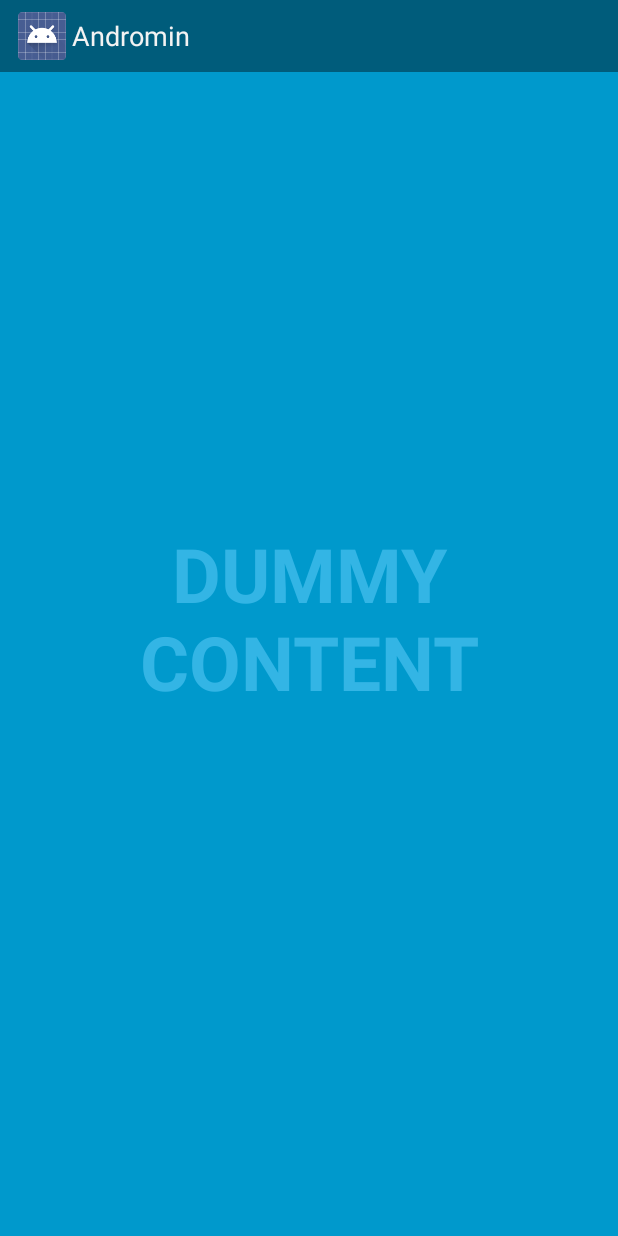
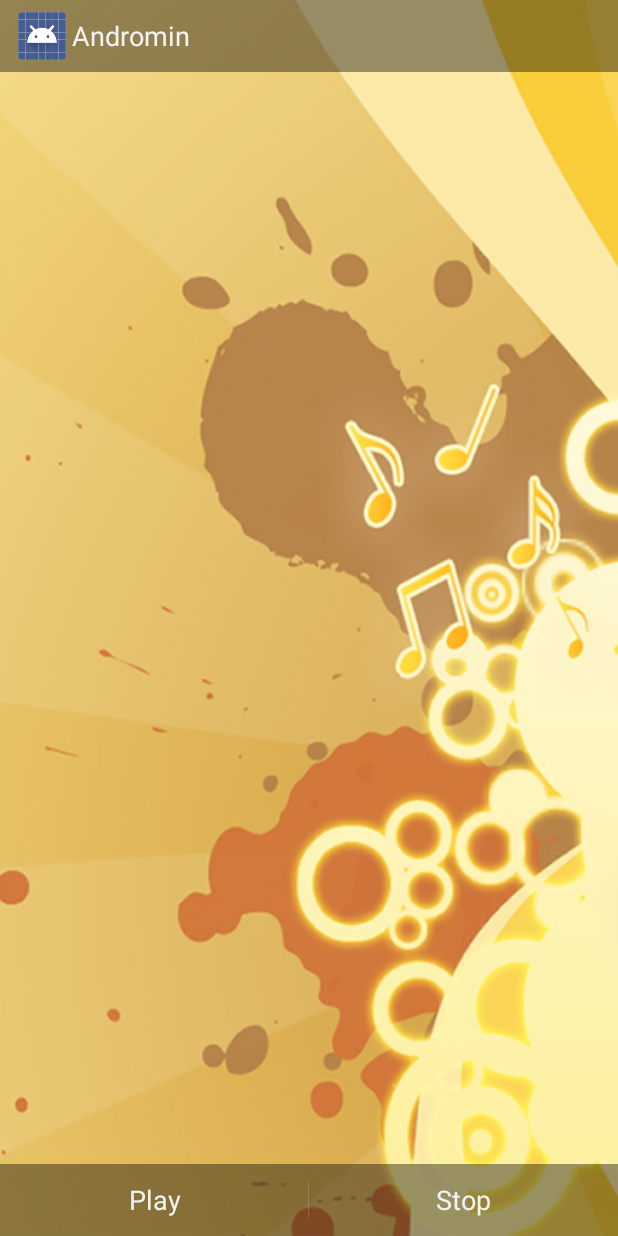
Before and after one commit to adrianopsf/andromin, an Android app: the screen it shows after launch (AndrominActivity), on a phone screen of 412 x 824 dp. Run offline under Robolectric (Android 15) with nearby library versions, the phone set to English and light mode, and no system bars; libraries missing offline, so code that uses them is left out: org.musichackparis.andromin.

Commit message:
First version of the Activity migrated to Android Studio

```diff
--- a/src/main/java/com/musichackparis/andromin/AndrominActivity.java
+++ b/src/main/java/com/musichackparis/andromin/AndrominActivity.java
@@ -4,11 +4,17 @@ import com.musichackparis.andromin.util.SystemUiHider;
 
 import android.annotation.TargetApi;
 import android.app.Activity;
+import android.hardware.Sensor;
+import android.hardware.SensorEvent;
+import android.hardware.SensorEventListener;
+import android.hardware.SensorManager;
 import android.os.Build;
 import android.os.Bundle;
 import android.os.Handler;
 import android.view.MotionEvent;
 import android.view.View;
+
+import org.musichackparis.andromin.WavePlayer;
 
 /**
  * An example full-screen activity that shows and hides the system UI (i.e.
@@ -16,144 +22,61 @@ import android.view.View;
  *
  * @see SystemUiHider
  */
-public class AndrominActivity extends Activity {
-    /**
-     * Whether or not the system UI should be auto-hidden after
-     * {@link #AUTO_HIDE_DELAY_MILLIS} milliseconds.
-     */
-    private static final boolean AUTO_HIDE = true;
+public class AndrominActivity extends Activity implements View.OnClickListener, SensorEventListener
+{
+    /** Called when the activity is first created. */
+    @Override
+    public void onCreate(Bundle savedInstanceState)
+    {
+        super.onCreate(savedInstanceState);
+        setContentView(R.layout.androminactivity_fullscreen);
+        findViewById(R.id.play).setOnClickListener(this);
+        findViewById(R.id.stop).setOnClickListener(this);
 
-    /**
-     * If {@link #AUTO_HIDE} is set, the number of milliseconds to wait after
-     * user interaction before hiding the system UI.
-     */
-    private static final int AUTO_HIDE_DELAY_MILLIS = 3000;
-
-    /**
-     * If set, will toggle the system UI visibility upon interaction. Otherwise,
-     * will show the system UI visibility upon interaction.
-     */
-    private static final boolean TOGGLE_ON_CLICK = true;
-
-    /**
-     * The flags to pass to {@link SystemUiHider#getInstance}.
-     */
-    private static final int HIDER_FLAGS = SystemUiHider.FLAG_HIDE_NAVIGATION;
-
-    /**
-     * The instance of the {@link SystemUiHider} for this activity.
-     */
-    private SystemUiHider mSystemUiHider;
-
-    @Override
-    protected void onCreate(Bundle savedInstanceState) {
-        super.onCreate(savedInstanceState);
-
-        setContentView(R.layout.androminactivity_fullscreen);
-
-        final View controlsView = findViewById(R.id.fullscreen_content_controls);
-        final View contentView = findViewById(R.id.fullscreen_content);
-
-        // Set up an instance of SystemUiHider to control the system UI for
-        // this activity.
-        mSystemUiHider = SystemUiHider.getInstance(this, contentView, HIDER_FLAGS);
-        mSystemUiHider.setup();
-        mSystemUiHider
-                .setOnVisibilityChangeListener(new SystemUiHider.OnVisibilityChangeListener() {
-                    // Cached values.
-                    int mControlsHeight;
-                    int mShortAnimTime;
-
-                    @Override
-                    @TargetApi(Build.VERSION_CODES.HONEYCOMB_MR2)
-                    public void onVisibilityChange(boolean visible) {
-                        if (Build.VERSION.SDK_INT >= Build.VERSION_CODES.HONEYCOMB_MR2) {
-                            // If the ViewPropertyAnimator API is available
-                            // (Honeycomb MR2 and later), use it to animate the
-                            // in-layout UI controls at the bottom of the
-                            // screen.
-                            if (mControlsHeight == 0) {
-                                mControlsHeight = controlsView.getHeight();
-                            }
-                            if (mShortAnimTime == 0) {
-                                mShortAnimTime = getResources().getInteger(
-                                        android.R.integer.config_shortAnimTime);
-                            }
-                            controlsView.animate()
-                                    .translationY(visible ? 0 : mControlsHeight)
-                                    .setDuration(mShortAnimTime);
-                        } else {
-                            // If the ViewPropertyAnimator APIs aren't
-                            // available, simply show or hide the in-layout UI
-                            // controls.
-                            controlsView.setVisibility(visible ? View.VISIBLE : View.GONE);
-                        }
-
-                        if (visible && AUTO_HIDE) {
-                            // Schedule a hide().
-                            delayedHide(AUTO_HIDE_DELAY_MILLIS);
-                        }
-                    }
-                });
-
-        // Set up the user interaction to manually show or hide the system UI.
-        contentView.setOnClickListener(new View.OnClickListener() {
-            @Override
-            public void onClick(View view) {
-                if (TOGGLE_ON_CLICK) {
-                    mSystemUiHider.toggle();
-                } else {
-                    mSystemUiHider.show();
-                }
-            }
-        });
-
-        // Upon interacting with UI controls, delay any scheduled hide()
-        // operations to prevent the jarring behavior of controls going away
-        // while interacting with the UI.
-        findViewById(R.id.dummy_button).setOnTouchListener(mDelayHideTouchListener);
+        mSensorManager = (SensorManager)getSystemService(SENSOR_SERVICE);
+        mSensor1 = mSensorManager.getDefaultSensor(Sensor.TYPE_ORIENTATION);
+        mSensor2 = mSensorManager.getDefaultSensor(Sensor.TYPE_ACCELEROMETER);
+        wavePlayer = new WavePlayer();
     }
 
     @Override
-    protected void onPostCreate(Bundle savedInstanceState) {
-        super.onPostCreate(savedInstanceState);
-
-        // Trigger the initial hide() shortly after the activity has been
-        // created, to briefly hint to the user that UI controls
-        // are available.
-        delayedHide(100);
+    public void onClick(View v)
+    {
+        switch(v.getId())
+        {
+            case R.id.play: wavePlayer.play(this); break;
+            case R.id.stop: wavePlayer.stop(this); break;
+        }
     }
 
+    protected void onResume()
+    {
+        super.onResume();
+        mSensorManager.registerListener(this, mSensor1, SensorManager.SENSOR_DELAY_GAME);
+        mSensorManager.registerListener(this, mSensor2, SensorManager.SENSOR_DELAY_GAME);
+    }
 
-    /**
-     * Touch listener to use for in-layout UI controls to delay hiding the
-     * system UI. This is to prevent the jarring behavior of controls going away
-     * while interacting with activity UI.
-     */
-    View.OnTouchListener mDelayHideTouchListener = new View.OnTouchListener() {
-        @Override
-        public boolean onTouch(View view, MotionEvent motionEvent) {
-            if (AUTO_HIDE) {
-                delayedHide(AUTO_HIDE_DELAY_MILLIS);
-            }
-            return false;
+    protected void onPause()
+    {
+        super.onPause();
+        mSensorManager.unregisterListener(this);
+    }
+
+    @Override
+    public void onAccuracyChanged(Sensor sensor, int accuracy) {/*not used*/}
+
+    @Override
+    public void onSensorChanged(SensorEvent event)
+    {
+        switch (event.sensor.getType())
+        {
+            case Sensor.TYPE_ORIENTATION:   wavePlayer.setPitchData(event.values[1], this); break;
+            case Sensor.TYPE_ACCELEROMETER: wavePlayer.setGainData(Math.abs(event.values[0]) + Math.abs(event.values[1]) + Math.abs(event.values[2]), this); break;
         }
-    };
+    }
 
-    Handler mHideHandler = new Handler();
-    Runnable mHideRunnable = new Runnable() {
-        @Override
-        public void run() {
-            mSystemUiHider.hide();
-        }
-    };
-
-    /**
-     * Schedules a call to hide() in [delay] milliseconds, canceling any
-     * previously scheduled calls.
-     */
-    private void delayedHide(int delayMillis) {
-        mHideHandler.removeCallbacks(mHideRunnable);
-        mHideHandler.postDelayed(mHideRunnable, delayMillis);
-    }
+    private  WavePlayer wavePlayer = null;
+    private  SensorManager mSensorManager = null;
+    private  Sensor mSensor1 = null;
+    private  Sensor mSensor2 = null;
 }
--- a/src/main/res/layout/androminactivity_fullscreen.xml
+++ b/src/main/res/layout/androminactivity_fullscreen.xml
@@ -8,21 +8,27 @@
     <!-- The primary full-screen view. This can be replaced with whatever view
          is needed to present your content, e.g. VideoView, SurfaceView,
          TextureView, etc. -->
-    <TextView android:id="@+id/fullscreen_content"
+
+    <ImageView
+            android:id="@+id/background"
             android:layout_width="match_parent"
             android:layout_height="match_parent"
             android:keepScreenOn="true"
-        android:textColor="#33b5e5"
-        android:textStyle="bold"
-        android:textSize="50sp"
-        android:gravity="center"
-        android:text="@string/dummy_content" />
+            android:src="@drawable/music"
+            android:layout_centerInParent="true"
+            android:scaleType="centerCrop"
 
-    <!-- This FrameLayout insets its children based on system windows using
-         android:fitsSystemWindows. -->
-    <FrameLayout android:layout_width="match_parent"
-        android:layout_height="match_parent"
-        android:fitsSystemWindows="true">
+
+            />
+    <!--
+            android:layout_alignParentLeft="true"
+            android:layout_alignParentTop="true"
+            android:layout_marginLeft="0dip"
+            android:layout_marginTop="0dip"
+    -->
+
+
+
 
     <LinearLayout android:id="@+id/fullscreen_content_controls"
         style="?buttonBarStyle"
@@ -33,14 +39,19 @@
         android:orientation="horizontal"
         tools:ignore="UselessParent">
 
-            <Button android:id="@+id/dummy_button"
+        <Button android:id="@+id/play"
                 style="?buttonBarButtonStyle"
                 android:layout_width="0dp"
                 android:layout_height="wrap_content"
                 android:layout_weight="1"
-                android:text="@string/dummy_button" />
+                android:text="@string/play" />
+        <Button android:id="@+id/stop"
+                style="?buttonBarButtonStyle"
+                android:layout_width="0dp"
+                android:layout_height="wrap_content"
+                android:layout_weight="1"
+                android:text="@string/stop" />
 
     </LinearLayout>
-    </FrameLayout>
 
 </FrameLayout>
--- a/src/main/res/values/strings.xml
+++ b/src/main/res/values/strings.xml
@@ -2,7 +2,7 @@
 <resources>
 
     <string name="app_name">Andromin</string>
-    <string name="dummy_button">Dummy Button</string>
-    <string name="dummy_content">DUMMY\nCONTENT</string>
+    <string name="stop">Stop</string>
+    <string name="play">Play</string>
 
 </resources>
```
Also changed, not shown: src/main/res/drawable-hdpi/music.jpg (added), 2 other files. Lines whose indentation alone changed are shown as unchanged.
